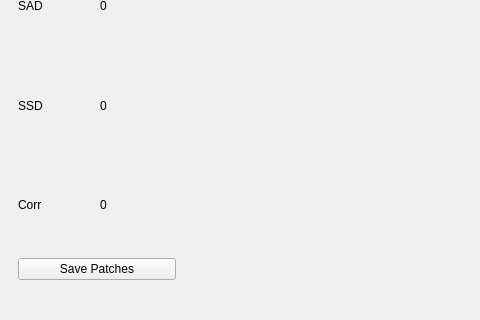
Above: InteractivePatchComparisonWidget.ui from daviddoria/InteractivePatchComparison before the change; both pictures show x 0 to 480 and y 521 to 841 of the 1083 by 841 pixel window. Below: the same form after it.
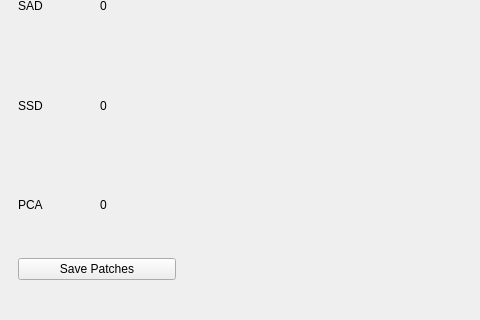
That is the form after the change. Custom widgets are drawn as their Qt base class.

The edit to the form file:
```diff
--- a/InteractivePatchComparisonWidget.ui
+++ b/InteractivePatchComparisonWidget.ui
@@ -109,7 +109,7 @@
          <item>
           <widget class="QLabel" name="label_12">
            <property name="text">
-            <string>Corr</string>
+            <string>PCA</string>
            </property>
           </widget>
          </item>
```
Left out of the diff: 2 changed lines with no effect on the pictures.
